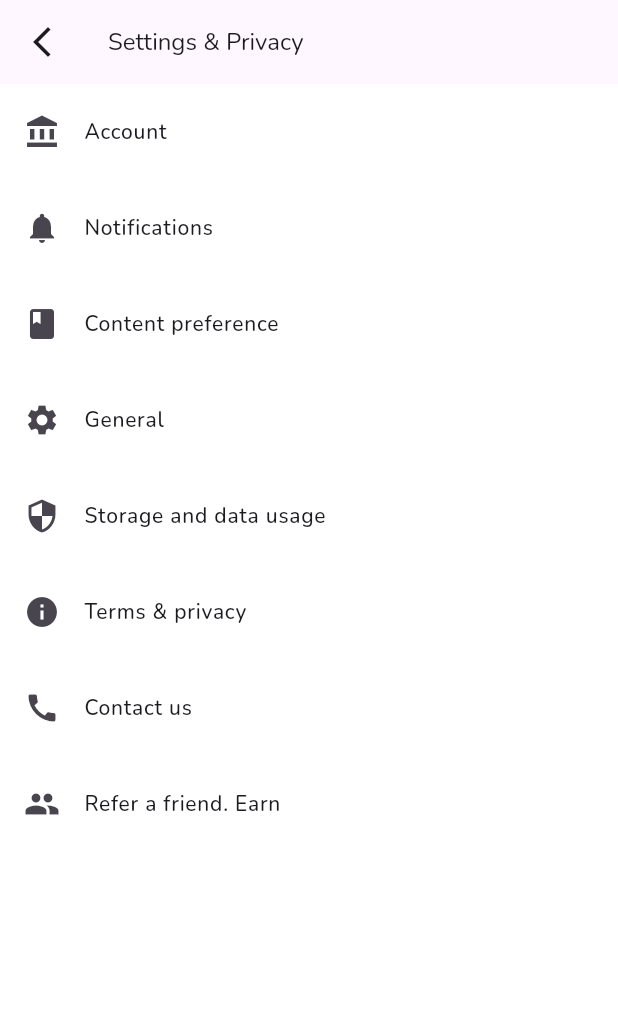
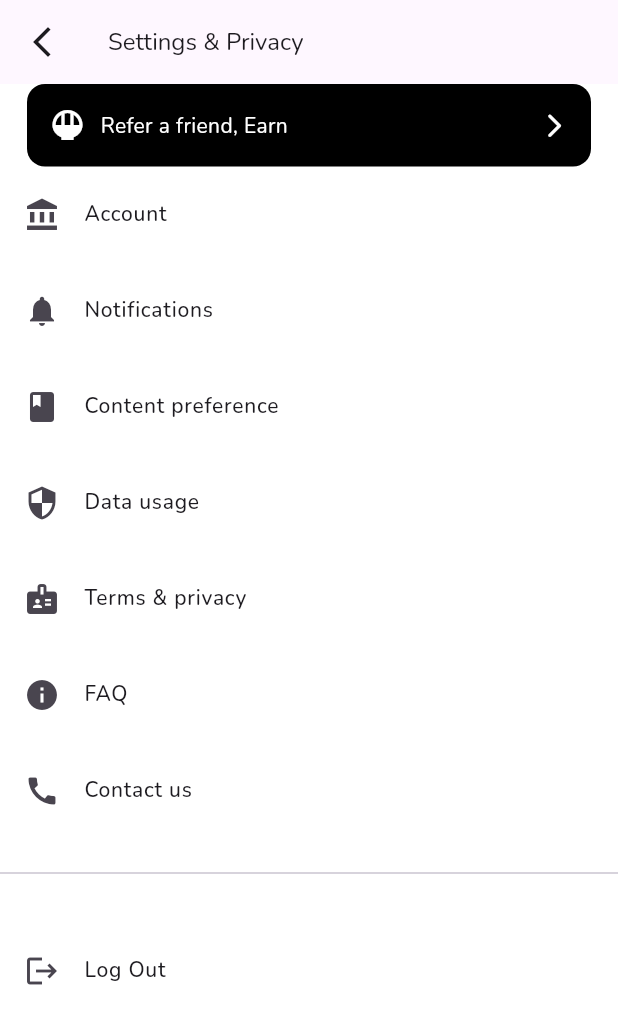
Before and after one commit to Karumaidoi/Memeworld, a Flutter app: the SettingsPage screen opened directly, on a phone screen of 412 x 824 dp. Shown: the top 1024 px of the screen. Run offline on Flutter 3.47's test engine with Material 2 defaults, Android fonts, the phone set to English and light mode, and no system bars; our stand-ins replace flutter_svg, flutter_vector_icons, image_picker, introduction_screen, pinput, share_plus and 1 more.

Commit message:
UI Design

```diff
--- a/lib/main.dart
+++ b/lib/main.dart
@@ -1,7 +1,6 @@
 import 'package:flutter/material.dart';
 import 'package:flutter/services.dart';
 import 'package:memeworld/const/app_colors.dart';
-import 'package:memeworld/views/splash_screen_v2.dart';
 
 import 'views/splash_screen.dart';
 
--- a/lib/views/Auth/reset_password.dart
+++ b/lib/views/Auth/reset_password.dart
@@ -29,7 +29,7 @@ class ResetPassword extends StatelessWidget {
               padding: EdgeInsets.symmetric(horizontal: 55),
               child: Text(
                 'Strong passwords must include numbers, letters, and special characters.',
-                textAlign: TextAlign.justify,
+                textAlign: TextAlign.center,
               ),
             ),
             const SizedBox(height: 30),
--- a/lib/views/Home/pages/account/settings.dart
+++ b/lib/views/Home/pages/account/settings.dart
@@ -1,4 +1,8 @@
+import 'package:flutter/cupertino.dart';
 import 'package:flutter/material.dart';
+import 'package:memeworld/views/settings/contact_us.dart';
+import 'package:memeworld/views/settings/faqs_page.dart';
+import 'package:memeworld/views/settings/terms_page.dart';
 
 import '../../../../widgets/SettingListTileWidget.dart';
 
@@ -23,6 +27,46 @@ class SettingsPage extends StatelessWidget {
       body: ListView(
         physics: const BouncingScrollPhysics(),
         children: [
+          GestureDetector(
+            onTap: () {},
+            child: Padding(
+              padding: const EdgeInsets.symmetric(horizontal: 18),
+              child: Container(
+                padding: const EdgeInsets.symmetric(horizontal: 15),
+                height: 55,
+                width: MediaQuery.of(context).size.width * 0.7,
+                decoration: BoxDecoration(
+                  color: Colors.black,
+                  borderRadius: BorderRadius.circular(12),
+                ),
+                child: Row(
+                  mainAxisAlignment: MainAxisAlignment.spaceBetween,
+                  children: [
+                    Row(
+                      children: const [
+                        Icon(
+                          Icons.rice_bowl_sharp,
+                          color: Colors.white,
+                        ),
+                        SizedBox(
+                          width: 10,
+                        ),
+                        Text(
+                          'Refer a friend, Earn',
+                          style: TextStyle(color: Colors.white),
+                        )
+                      ],
+                    ),
+                    const Icon(
+                      Icons.arrow_forward_ios_rounded,
+                      color: Colors.white,
+                      size: 19,
+                    )
+                  ],
+                ),
+              ),
+            ),
+          ),
           SettingsListTile(
             text: 'Account',
             icon: const Icon(Icons.account_balance),
@@ -39,29 +83,81 @@ class SettingsPage extends StatelessWidget {
             callback: () {},
           ),
           SettingsListTile(
-            text: 'General',
-            icon: const Icon(Icons.settings),
-            callback: () {},
-          ),
-          SettingsListTile(
-            text: 'Storage and data usage',
+            text: 'Data usage',
             icon: const Icon(Icons.security),
             callback: () {},
           ),
           SettingsListTile(
             text: 'Terms & privacy',
+            icon: const Icon(Icons.badge),
+            callback: () {
+              Navigator.of(context).push(CupertinoPageRoute(builder: (context) {
+                return const TermsPage();
+              }));
+            },
+          ),
+          SettingsListTile(
+            text: 'FAQ',
             icon: const Icon(Icons.info),
-            callback: () {},
+            callback: () {
+              Navigator.of(context).push(CupertinoPageRoute(builder: (context) {
+                return const FaqsPage();
+              }));
+            },
           ),
           SettingsListTile(
             text: 'Contact us',
             icon: const Icon(Icons.call),
-            callback: () {},
+            callback: () {
+              Navigator.of(context).push(CupertinoPageRoute(builder: (context) {
+                return const ContactsUsPage();
+              }));
+            },
+          ),
+          const SizedBox(
+            height: 15,
+          ),
+          const Divider(),
+          const SizedBox(
+            height: 25,
           ),
           SettingsListTile(
-            text: 'Refer a friend. Earn',
-            icon: const Icon(Icons.people),
-            callback: () {},
+            text: 'Log Out',
+            icon: const Icon(Icons.logout),
+            callback: () {
+              showDialog(
+                  context: context,
+                  builder: (context) {
+                    return AlertDialog(
+                      title: const Text(
+                        'Log Out?',
+                        style: TextStyle(
+                          fontSize: 14,
+                        ),
+                      ),
+                      content: const Text(
+                        'Are you sure you want to log out?',
+                        style: TextStyle(
+                          fontSize: 13,
+                        ),
+                      ),
+                      actions: [
+                        TextButton(
+                            onPressed: () {},
+                            child: const Text(
+                              'NO',
+                              style: TextStyle(color: Colors.black),
+                            )),
+                        TextButton(
+                            onPressed: () {},
+                            child: const Text(
+                              'YES',
+                              style: TextStyle(color: Colors.black),
+                            )),
+                      ],
+                    );
+                  });
+            },
           ),
         ],
       ),
```
Also changed, not shown: lib/views/Auth/success_reset.dart (+25 -5 lines), lib/views/Home/pages/profile.dart (+7 -1 lines), lib/views/settings/contact_us.dart (added, +57 -0 lines), lib/views/settings/faqs_page.dart (added, +27 -0 lines), lib/views/settings/terms_page.dart (added, +27 -0 lines), lib/views/user/user_favourites.dart (added, +40 -0 lines).
